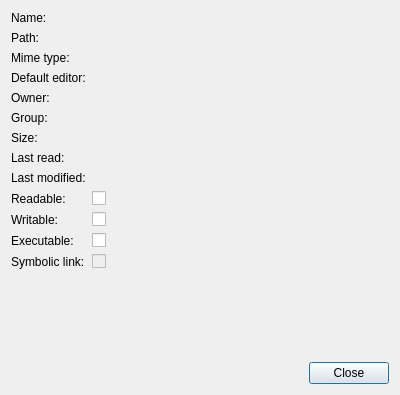
Qt form src/plugins/coreplugin/dialogs/filepropertiesdialog.ui (qt-creator/qt-creator) before a commit.
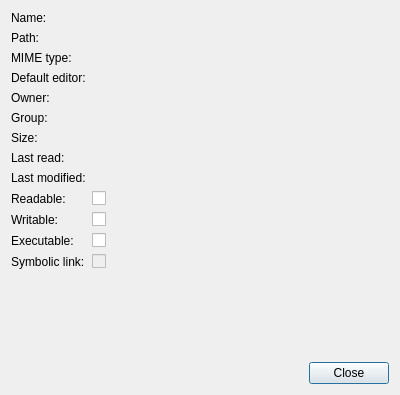
The same form after that commit.

Commit message: Core: Write MIME type in all caps in UI text

Patch:
```diff
--- a/src/plugins/coreplugin/dialogs/filepropertiesdialog.ui
+++ b/src/plugins/coreplugin/dialogs/filepropertiesdialog.ui
@@ -218,7 +218,7 @@
      <item row="2" column="0">
       <widget class="QLabel" name="label_12">
        <property name="text">
-        <string>Mime type:</string>
+        <string>MIME type:</string>
        </property>
       </widget>
      </item>
```
